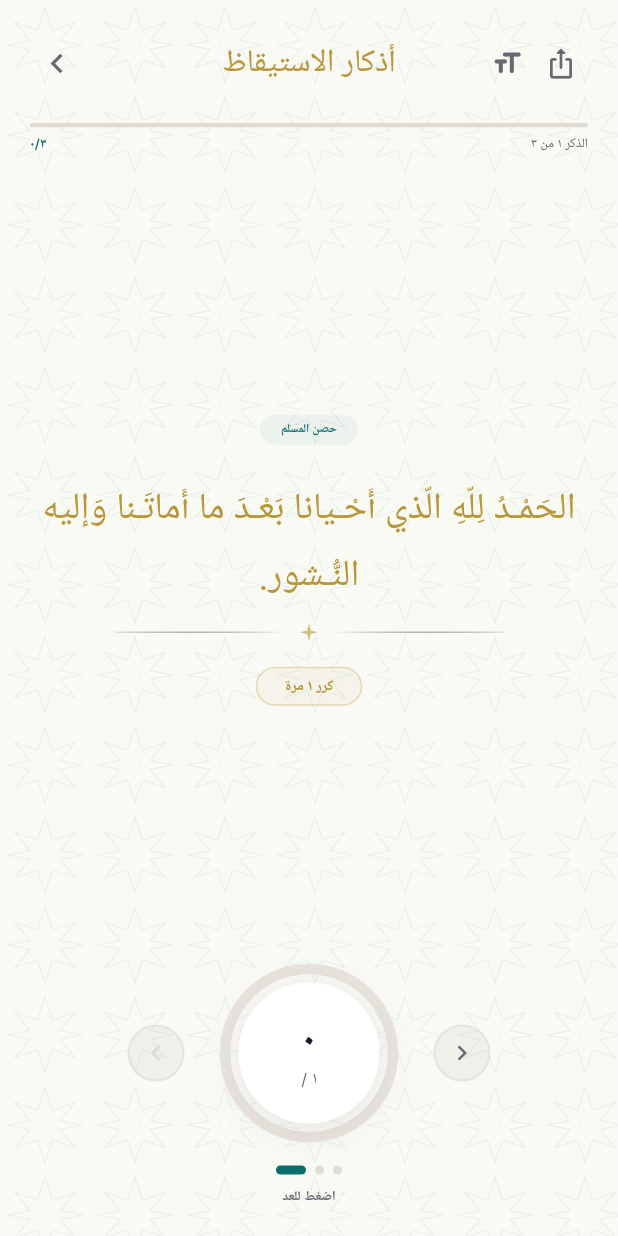
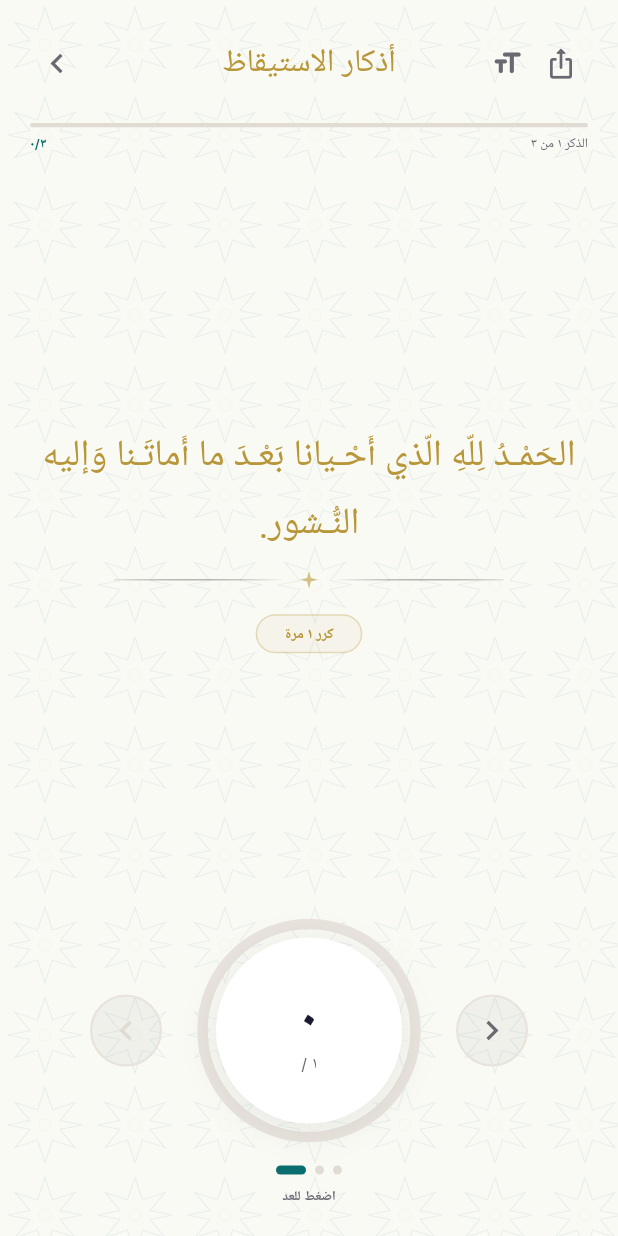
Before and after one commit to elsayedghoonaim/Diyaa, a Flutter app: the screen it shows after launch, after a tap on "العربية", after a tap on "ابدأ الآن", after a tap on "أذكار الاستيقاظ", on a phone screen of 412 x 824 dp. Run offline on Flutter 3.47's test engine with Material 3 defaults, Android fonts, the phone set to English and light mode, and no system bars; our stand-ins replace audioplayers, flutter_bloc, flutter_local_notifications, flutter_timezone, geolocator, google_fonts and 4 more; missing offline and left inert: adhan_dart; Roboto replaces fonts that are missing (Amiri).

Commit message:
Update audio files and enhance UI layout in onboarding and interaction screens

```diff
--- a/lib/features/azkar/presentation/screens/zikr_screen.dart
+++ b/lib/features/azkar/presentation/screens/zikr_screen.dart
@@ -1112,25 +1112,7 @@ class _ZikrContent extends StatelessWidget {
       child: Column(
         mainAxisSize: MainAxisSize.min,
         children: [
-          Container(
-            padding: const EdgeInsets.symmetric(horizontal: 14, vertical: 4),
-            decoration: BoxDecoration(
-              color: sourceBg,
-              borderRadius: BorderRadius.circular(9999),
-            ),
-            child: Text(
-              arabic ? 'حصن المسلم' : 'Hisn al-Muslim',
-              style: TextStyle(
-                fontSize: 9,
-                fontWeight: FontWeight.w700,
-                letterSpacing: 0.8,
-                color: teal,
-              ),
-              maxLines: 1,
-              overflow: TextOverflow.ellipsis,
-            ),
-          ),
-          const SizedBox(height: 20),
+
           Text(
             zikr.arabic,
             textAlign: TextAlign.center,
@@ -1261,13 +1243,13 @@ class _InteractionZone extends StatelessWidget {
                 GestureDetector(
                   onTap: onTap,
                   child: SizedBox(
-                    width: 126,
-                    height: 126,
+                    width: 156,
+                    height: 156,
                     child: Stack(
                       alignment: Alignment.center,
                       children: [
                         CustomPaint(
-                          size: const Size(126, 126),
+                          size: const Size(156, 156),
                           painter: _ArcRingPainter(
                             progress: zikr.repeat > 0 ? count / zikr.repeat : 0,
                             teal: teal,
@@ -1275,8 +1257,8 @@ class _InteractionZone extends StatelessWidget {
                           ),
                         ),
                         Container(
-                          width: 94,
-                          height: 94,
+                          width: 124,
+                          height: 124,
                           decoration: BoxDecoration(
                             color: counterBg,
                             shape: BoxShape.circle,
@@ -1296,7 +1278,7 @@ class _InteractionZone extends StatelessWidget {
                               Text(
                                 currentCountLabel,
                                 style: TextStyle(
-                                  fontSize: 36,
+                                  fontSize: 48,
                                   fontWeight: FontWeight.w200,
                                   color: textPrimary,
                                   height: 1.0,
@@ -1385,14 +1367,14 @@ class _ArrowBtn extends StatelessWidget {
     return GestureDetector(
       onTap: onTap,
       child: Container(
-        width: 38,
-        height: 38,
+        width: 48,
+        height: 48,
         decoration: BoxDecoration(
           color: bg,
           shape: BoxShape.circle,
           border: Border.all(color: border, width: 1.5),
         ),
-        child: Icon(icon, size: 20, color: color),
+        child: Icon(icon, size: 26, color: color),
       ),
     );
   }
--- a/lib/features/onboarding/presentation/screens/onboarding_screen.dart
+++ b/lib/features/onboarding/presentation/screens/onboarding_screen.dart
@@ -17,14 +17,24 @@ class _OnboardingScreenState extends State<OnboardingScreen> {
   @override
   Widget build(BuildContext context) {
     final SettingsState settingsState = context.watch<SettingsCubit>().state;
-    final bool dark = settingsState is SettingsLoaded ? settingsState.settings.darkMode : false;
-    final bool arabic = settingsState is SettingsLoaded ? settingsState.settings.arabicMode : false;
+    final bool dark = settingsState is SettingsLoaded
+        ? settingsState.settings.darkMode
+        : false;
+    final bool arabic = settingsState is SettingsLoaded
+        ? settingsState.settings.arabicMode
+        : false;
     final SettingsCubit cubit = context.read<SettingsCubit>();
 
     final Color bg = dark ? AppColors.bgDark : AppColors.bgLight;
-    final Color textSecondary = dark ? AppColors.textSecondaryDark : AppColors.textSecondaryLight;
-    final Color teal = dark ? AppColors.accentTealDark : AppColors.accentTealLight;
-    final Color gold = dark ? AppColors.accentGoldDark : AppColors.accentGoldLight;
+    final Color textSecondary = dark
+        ? AppColors.textSecondaryDark
+        : AppColors.textSecondaryLight;
+    final Color teal = dark
+        ? AppColors.accentTealDark
+        : AppColors.accentTealLight;
+    final Color gold = dark
+        ? AppColors.accentGoldDark
+        : AppColors.accentGoldLight;
 
     return Directionality(
       textDirection: arabic ? TextDirection.rtl : TextDirection.ltr,
@@ -37,48 +47,60 @@ class _OnboardingScreenState extends State<OnboardingScreen> {
               child: Padding(
                 padding: const EdgeInsets.symmetric(horizontal: 30),
                 child: Column(
-                  crossAxisAlignment: arabic
-                      ? CrossAxisAlignment.end
-                      : CrossAxisAlignment.center,
+                  crossAxisAlignment: CrossAxisAlignment.start,
                   children: <Widget>[
                     const Spacer(),
-                    Container(
+                    Align(
+                      alignment: Alignment.center,
+                      child: Container(
                         width: 100,
                         height: 100,
                         decoration: BoxDecoration(
-                        color: gold.withValues(alpha: 0.1),
                           shape: BoxShape.circle,
                           border: Border.all(
                             color: gold.withValues(alpha: 0.3),
                             width: 2,
                           ),
                         ),
-                      child: Icon(Icons.auto_awesome, size: 50, color: gold),
+                        child: ClipOval(
+                          child: Image.asset(
+                            'assets/icon.png',
+                            fit: BoxFit.cover,
+                          ),
+                        ),
+                      ),
                     ),
                     const SizedBox(height: 30),
-                    Text(
+                    SizedBox(
+                      width: double.infinity,
+                      child: Text(
                         arabic ? 'مرحباً بك في ضياء' : 'Welcome to Diyaa',
-                      textAlign: arabic ? TextAlign.right : TextAlign.center,
+                        textAlign: TextAlign.center,
                         style: GoogleFonts.amiri(
                           fontSize: 32,
                           fontWeight: FontWeight.bold,
                           color: gold,
                         ),
                       ),
+                    ),
                     const SizedBox(height: 10),
-                    Text(
+                    SizedBox(
+                      width: double.infinity,
+                      child: Text(
                         arabic
                             ? 'اختر لغتك ونظام الألوان المفضل'
                             : 'Choose your language and theme',
-                      textAlign: arabic ? TextAlign.right : TextAlign.center,
-                      style: TextStyle(
-                        fontSize: 16,
-                        color: textSecondary,
+                        textAlign: TextAlign.center,
+                        style: TextStyle(fontSize: 16, color: textSecondary),
                       ),
                     ),
                     const SizedBox(height: 50),
 
-                    _buildOptionTitle(arabic ? 'اللغة' : 'Language', gold, arabic),
+                    _buildOptionTitle(
+                      arabic ? 'اللغة' : 'Language',
+                      gold,
+                      arabic,
+                    ),
                     const SizedBox(height: 15),
                     Row(
                       children: <Widget>[
@@ -105,7 +127,11 @@ class _OnboardingScreenState extends State<OnboardingScreen> {
                     ),
                     const SizedBox(height: 40),
 
-                    _buildOptionTitle(arabic ? 'المظهر' : 'Theme', gold, arabic),
+                    _buildOptionTitle(
+                      arabic ? 'المظهر' : 'Theme',
+                      gold,
+                      arabic,
+                    ),
                     const SizedBox(height: 15),
                     Row(
                       children: <Widget>[
@@ -168,7 +194,7 @@ class _OnboardingScreenState extends State<OnboardingScreen> {
 
   Widget _buildOptionTitle(String title, Color color, bool arabic) {
     return Row(
-      mainAxisAlignment: arabic ? MainAxisAlignment.end : MainAxisAlignment.start,
+      mainAxisAlignment: MainAxisAlignment.start,
       children: <Widget>[
         Container(
           width: 4,
```
Also changed, not shown: 2 other files. Lines whose indentation alone changed are shown as unchanged.
